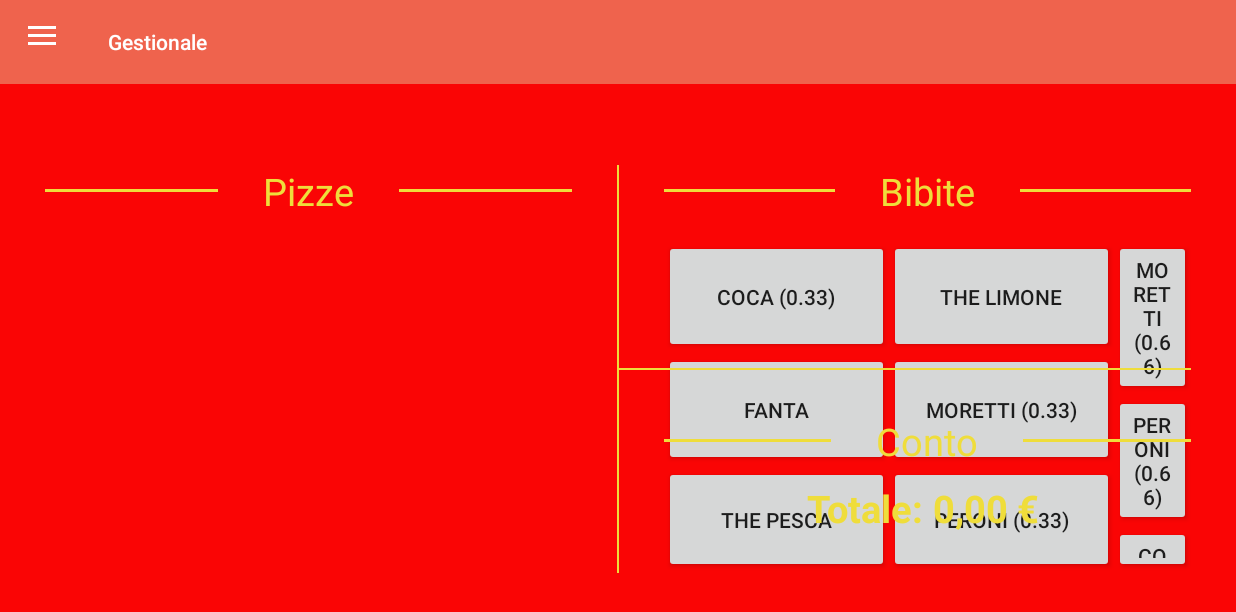
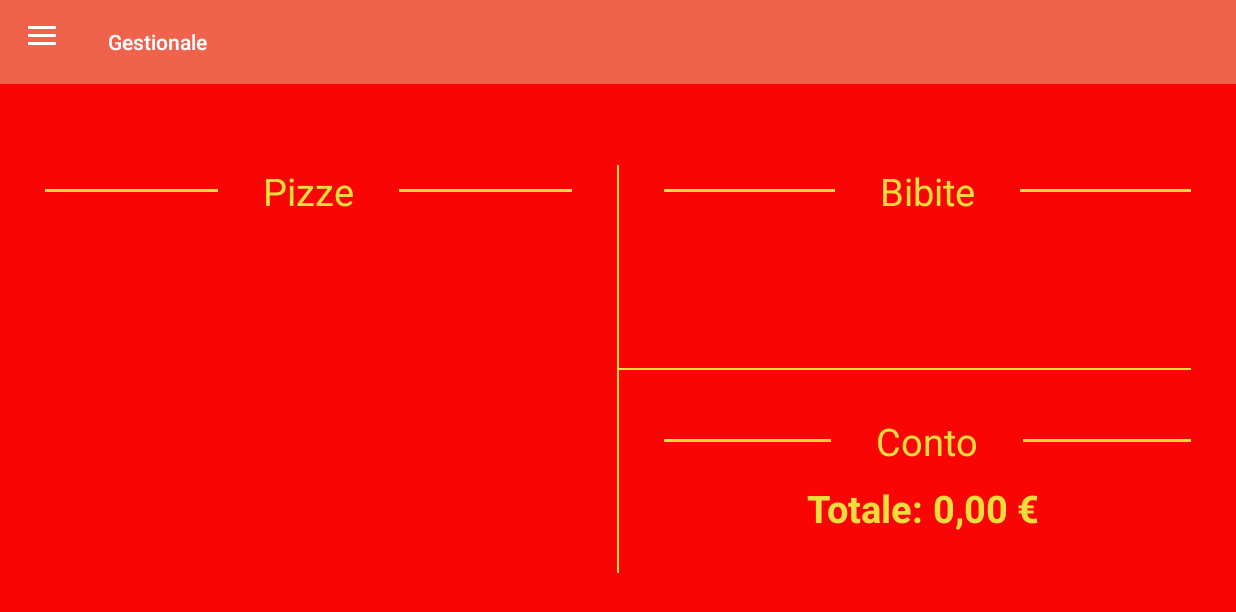
Before and after one commit to davideleone/Pizzeria, an Android app: the screen it shows after launch (MainActivity), after a tap on an icon or button, on a phone screen of 824 x 412 dp (held sideways). Shown: the top 612 px of the screen. Run offline under Robolectric (Android 15) with nearby library versions, the phone set to English and light mode, and no system bars; 2 statements that could not run were skipped; 2 other taps on this screen came first.

Commit message:
New orders design completed;

```diff
--- a/app/src/main/java/app/gestionale/RiepilogoOrdini.java
+++ b/app/src/main/java/app/gestionale/RiepilogoOrdini.java
@@ -492,23 +492,24 @@ public class RiepilogoOrdini extends Fragment {
     }
 
     private RelativeLayout dettaglioPizze(SparseArray<List<HashMap<String, String>>> hashPizze, boolean isTolti, RelativeLayout layoutPizze) {
-        for(int i = 0; i < hashPizze.size(); i++) {
+        for (int i = 0; i < hashPizze.size(); i++) {
             boolean baseLayoutCreata = false;
             List<HashMap<String, String>> listaPizza = hashPizze.valueAt(i);
             Iterator<HashMap<String, String>> itrPizza = listaPizza.iterator();
 
             TextView nomeingredientiAggiunti = new TextView(context);
             TextView nomeingredientiTolti = new TextView(context);
-            while(itrPizza.hasNext()) {
+            while (itrPizza.hasNext()) {
                 HashMap<String, String> valorePizza = itrPizza.next();
                 final String nome = valorePizza.get("nomeprodotto");
                 final float prezzo = Float.parseFloat(valorePizza.get("prezzoprodotto"));
                 final int tipoExtra = Integer.parseInt(valorePizza.get("tipo"));
                 final String nomeExtra = valorePizza.get("nomeextra");
 
-                if(!baseLayoutCreata) {
+                if (!baseLayoutCreata) {
                     RelativeLayout.LayoutParams paramsNome = new RelativeLayout.LayoutParams(RelativeLayout.LayoutParams.WRAP_CONTENT, RelativeLayout.LayoutParams.WRAP_CONTENT);
-                    if (i > 0) paramsNome.addRule(RelativeLayout.BELOW, layoutPizze.getChildAt(layoutPizze.getChildCount() - 1).getId());
+                    if (i > 0)
+                        paramsNome.addRule(RelativeLayout.BELOW, layoutPizze.getChildAt(layoutPizze.getChildCount() - 1).getId());
                     paramsNome.setMargins(30, 30, 0, 0);
 
                     TextView nomePizza = new TextView(context);
@@ -542,7 +543,8 @@ public class RiepilogoOrdini extends Fragment {
 
                     RelativeLayout.LayoutParams paramAggiunti = new RelativeLayout.LayoutParams(ViewGroup.LayoutParams.WRAP_CONTENT, ViewGroup.LayoutParams.WRAP_CONTENT);
                     paramAggiunti.addRule(RelativeLayout.BELOW, nomeingredientiTolti.getId());
-                    if (isTolti) paramAggiunti.addRule(RelativeLayout.ALIGN_START, nomeingredientiTolti.getId());
+                    if (isTolti)
+                        paramAggiunti.addRule(RelativeLayout.ALIGN_START, nomeingredientiTolti.getId());
                     nomeingredientiAggiunti.setText("PIU' ");
                     nomeingredientiAggiunti.setTextAppearance(context, R.style.testoPiccolo);
                     nomeingredientiAggiunti.setMaxEms(20);
@@ -550,7 +552,7 @@ public class RiepilogoOrdini extends Fragment {
                     baseLayoutCreata = true;
                 }
 
-                if(tipoExtra == 1) {
+                if (tipoExtra == 1) {
                     if (itrPizza.hasNext())
                         nomeingredientiAggiunti.setText(nomeingredientiAggiunti.getText() + nomeExtra + ", ");
                     else
@@ -568,95 +570,6 @@ public class RiepilogoOrdini extends Fragment {
         }
         return layoutPizze;
     }
-/**
-        List<HashMap<String, Object>> risultatoQuery2;
-        risultatoQuery2 = DBmanager.selectQuery(EnumQuery.GET_PIZZA_IN_ORDINE.getValore(), idOrdine);
-        Iterator<HashMap<String, Object>> itr2 = risultatoQuery2.iterator();
-        boolean flag = false;
-        int count = 0;
-        while (itr2.hasNext()) {
-            HashMap<String, Object> riga = itr2.next();
-            final String idcolonna = riga.get("id_colonna").toString();
-            final String pizza = riga.get("nomeprodotto").toString();
-            final float prezzo = Float.parseFloat(riga.get("prezzoprodotto").toString());
-
-            RelativeLayout.LayoutParams paramsNome = new RelativeLayout.LayoutParams(RelativeLayout.LayoutParams.WRAP_CONTENT, RelativeLayout.LayoutParams.WRAP_CONTENT);
-            if (count > 0)
-                paramsNome.addRule(RelativeLayout.BELOW, layoutPizze.getChildAt(layoutPizze.getChildCount() - 1).getId());
-            paramsNome.setMargins(30, 30, 0, 0);
-            TextView nomePizza = new TextView(context);
-            nomePizza.setText("- " + pizza);
-            nomePizza.setId(View.generateViewId());
-            nomePizza.setTextAppearance(context, R.style.testoGrande);
-            nomePizza.setLayoutParams(paramsNome);
-
-            layoutPizze.addView(nomePizza);
-/*
-            RelativeLayout.LayoutParams paramsPrezzo = new RelativeLayout.LayoutParams(RelativeLayout.LayoutParams.WRAP_CONTENT, RelativeLayout.LayoutParams.WRAP_CONTENT);
-            paramsPrezzo.addRule(RelativeLayout.END_OF, nomePizza.getId());
-            paramsPrezzo.setMargins(10,0,0,0);
-            TextView prezzoPizza = new TextView(context);
-            prezzoPizza.setText(""+prezzo);
-            prezzoPizza.setId(View.generateViewId());
-            prezzoPizza.setTextAppearance(context, R.style.testoGrande);
-            prezzoPizza.setLayoutParams(paramsPrezzo);
-
-            layoutPizze.addView(prezzoPizza);*//**
-
-            RelativeLayout.LayoutParams paramTolti = new RelativeLayout.LayoutParams(RelativeLayout.LayoutParams.WRAP_CONTENT, RelativeLayout.LayoutParams.WRAP_CONTENT);
-            paramTolti.addRule(RelativeLayout.BELOW, nomePizza.getId());
-            paramTolti.setMargins(40, 0, 0, 0);
-
-            TextView nomeingredientiTolti = new TextView(context);
-            nomeingredientiTolti.setText("NO ");
-            nomeingredientiTolti.setId(View.generateViewId());
-            nomeingredientiTolti.setTextAppearance(context, R.style.testoPiccolo);
-            nomeingredientiTolti.setMaxEms(10);
-            nomeingredientiTolti.setLayoutParams(paramTolti);
-
-            if (!DBmanager.selectQuery(EnumQuery.LISTA_EXTRA_TOLTI.getValore(), idcolonna).isEmpty()) {
-                Iterator<HashMap<String, Object>> itrTolti = DBmanager.selectQuery(EnumQuery.LISTA_EXTRA_TOLTI.getValore(), idcolonna).iterator();
-                while (itrTolti.hasNext()) {
-                    HashMap<String, Object> riga2 = itrTolti.next();
-                    if (itrTolti.hasNext()) {
-                        nomeingredientiTolti.setText(nomeingredientiTolti.getText() + riga2.get("nomeextra").toString() + ", ");
-                    } else {
-                        nomeingredientiTolti.setText(nomeingredientiTolti.getText() + riga2.get("nomeextra").toString() + "");
-                    }
-                }
-                flag = true;
-                layoutPizze.addView(nomeingredientiTolti);
-            }
-
-            RelativeLayout.LayoutParams paramAggiunti = new RelativeLayout.LayoutParams(ViewGroup.LayoutParams.WRAP_CONTENT, ViewGroup.LayoutParams.WRAP_CONTENT);
-            paramAggiunti.setMargins(40, 0, 0, 0);
-            TextView nomeingredientiAggiunti = new TextView(context);
-
-            paramAggiunti.addRule(RelativeLayout.BELOW, layoutPizze.getChildAt(layoutPizze.getChildCount() - 1).getId());
-            if (flag)
-                paramAggiunti.addRule(RelativeLayout.ALIGN_START, nomeingredientiTolti.getId());
-            nomeingredientiAggiunti.setText("PIU' ");
-            nomeingredientiAggiunti.setTextAppearance(context, R.style.testoPiccolo);
-            nomeingredientiAggiunti.setMaxEms(10);
-            nomeingredientiAggiunti.setLayoutParams(paramAggiunti);
-
-            if (!DBmanager.selectQuery(EnumQuery.LISTA_EXTRA_AGGIUNTI.getValore(), idcolonna).isEmpty()) {
-                Iterator<HashMap<String, Object>> itrAggiunti = DBmanager.selectQuery(EnumQuery.LISTA_EXTRA_AGGIUNTI.getValore(), idcolonna).iterator();
-                while (itrAggiunti.hasNext()) {
-                    HashMap<String, Object> riga2 = itrAggiunti.next();
-                    if (itrAggiunti.hasNext()) {
-                        nomeingredientiAggiunti.setText(nomeingredientiAggiunti.getText() + riga2.get("nomeextra").toString() + ", ");
-                    } else {
-                        nomeingredientiAggiunti.setText(nomeingredientiAggiunti.getText() + riga2.get("nomeextra").toString() + "");
-                    }
-                }
-                layoutPizze.addView(nomeingredientiAggiunti);
-            }
-            count++;
-        }
-
-        return layoutPizze;
-    }*/
 
     private TextView makeTableRowWithText(String text, int resource) {
         recyclableTextView = new TextView(context);
--- a/app/src/main/res/drawable/table_bottom_style.xml
+++ b/app/src/main/res/drawable/table_bottom_style.xml
@@ -18,15 +18,13 @@
         <shape android:shape="rectangle" >
             <stroke
                 android:width="1.5dp"
-                android:color="#E81212" />
+                android:color="@color/giallo" />
 
             <solid android:color="#00FFFFFF" />
 
             <padding
-                android:top="10dp"
                 android:bottom="10dp"
-                android:left="10dp"
-                android:right="10dp"/>
+                android:top="10dp" />
 
         </shape>
     </item>
--- a/app/src/main/res/layout/activity_nuovo_ordine.xml
+++ b/app/src/main/res/layout/activity_nuovo_ordine.xml
@@ -137,95 +137,12 @@
         </RelativeLayout>
 
         <RelativeLayout
+            android:id="@+id/layoutBottoniBibite"
             android:layout_width="wrap_content"
             android:layout_height="wrap_content"
             android:layout_below="@id/intestazioniBibite"
             android:layout_centerHorizontal="true"
             android:layout_marginTop="15dp">
-
-            <Button
-                android:id="@+id/coca_latt"
-                android:layout_width="wrap_content"
-                android:layout_height="wrap_content"
-                android:minHeight="75dp"
-                android:minWidth="150dp"
-                android:text="Coca (0.33)" />
-
-            <Button
-                android:id="@+id/fanta"
-                android:layout_width="wrap_content"
-                android:layout_height="wrap_content"
-                android:layout_below="@id/coca_latt"
-                android:minHeight="75dp"
-                android:minWidth="150dp"
-                android:text="Fanta" />
-
-            <Button
-                android:id="@+id/the_pesca"
-                android:layout_width="wrap_content"
-                android:layout_height="wrap_content"
-                android:layout_below="@id/fanta"
-                android:minHeight="75dp"
-                android:minWidth="150dp"
-                android:text="The Pesca" />
-
-            <Button
-                android:id="@+id/the_limone"
-                android:layout_width="wrap_content"
-                android:layout_height="wrap_content"
-                android:layout_toEndOf="@id/coca_latt"
-                android:minHeight="75dp"
-                android:minWidth="150dp"
-                android:text="The Limone" />
-
-            <Button
-                android:id="@+id/moretti_33"
-                android:layout_width="wrap_content"
-                android:layout_height="wrap_content"
-                android:layout_below="@id/the_limone"
-                android:layout_toEndOf="@id/coca_latt"
-                android:minHeight="75dp"
-                android:minWidth="150dp"
-                android:text="Moretti (0.33)" />
-
-            <Button
-                android:id="@+id/peroni_33"
-                android:layout_width="wrap_content"
-                android:layout_height="wrap_content"
-                android:layout_below="@id/moretti_33"
-                android:layout_toEndOf="@id/coca_latt"
-                android:minHeight="75dp"
-                android:minWidth="150dp"
-                android:text="Peroni (0.33)" />
-
-            <Button
-                android:id="@+id/moretti_66"
-                android:layout_width="wrap_content"
-                android:layout_height="wrap_content"
-                android:layout_toEndOf="@id/the_limone"
-                android:minHeight="75dp"
-                android:minWidth="150dp"
-                android:text="Moretti (0.66)" />
-
-            <Button
-                android:id="@+id/peroni_66"
-                android:layout_width="wrap_content"
-                android:layout_height="wrap_content"
-                android:layout_below="@id/moretti_66"
-                android:layout_toEndOf="@id/the_limone"
-                android:minHeight="75dp"
-                android:minWidth="150dp"
-                android:text="Peroni (0.66)" />
-
-            <Button
-                android:id="@+id/coca_bott"
-                android:layout_width="wrap_content"
-                android:layout_height="wrap_content"
-                android:layout_below="@id/peroni_66"
-                android:layout_toEndOf="@id/the_limone"
-                android:minHeight="75dp"
-                android:minWidth="150dp"
-                android:text="Coca (1.5)" />
         </RelativeLayout>
 
     </RelativeLayout>
@@ -301,56 +218,12 @@
 
 
         <RelativeLayout
+            android:id="@+id/layoutBottoniGastronomia"
             android:layout_width="wrap_content"
             android:layout_height="wrap_content"
             android:layout_below="@id/intestazioniGastronomia"
             android:layout_centerHorizontal="true"
             android:layout_marginTop="15dp">
-
-            <Button
-                android:id="@+id/arancino"
-                android:layout_width="wrap_content"
-                android:layout_height="wrap_content"
-                android:minHeight="75dp"
-                android:minWidth="150dp"
-                android:text="Arancino" />
-
-            <Button
-                android:id="@+id/panz_prosciutto"
-                android:layout_width="wrap_content"
-                android:layout_height="wrap_content"
-                android:layout_below="@id/arancino"
-                android:minHeight="75dp"
-                android:minWidth="150dp"
-                android:text="Panz. Prosc." />
-
-            <Button
-                android:id="@+id/panz_no_prosciutto"
-                android:layout_width="wrap_content"
-                android:layout_height="wrap_content"
-                android:layout_toEndOf="@id/panz_prosciutto"
-                android:minHeight="75dp"
-                android:minWidth="150dp"
-                android:text="Panz. No Prosc." />
-
-            <Button
-                android:id="@+id/panuozzo"
-                android:layout_width="wrap_content"
-                android:layout_height="wrap_content"
-                android:layout_toEndOf="@id/panz_no_prosciutto"
-                android:minHeight="75dp"
-                android:minWidth="150dp"
-                android:text="Panuozzo" />
-
-            <Button
-                android:id="@+id/panuozzo_xxl"
-                android:layout_width="wrap_content"
-                android:layout_height="wrap_content"
-                android:layout_below="@id/panuozzo"
-                android:layout_toEndOf="@id/arancino"
-                android:minHeight="75dp"
-                android:minWidth="150dp"
-                android:text="Panuozzo Xxl" />
 
 
         </RelativeLayout>
@@ -448,8 +321,36 @@
                 android:layout_marginTop="15dp"
                 android:gravity="center_horizontal">
 
+                <RelativeLayout
+                    android:id="@+id/riassuntoOrdinePizze"
+                    android:layout_width="wrap_content"
+                    android:layout_height="wrap_content"
+                    android:gravity="center_horizontal">
+
+                </RelativeLayout>
+
+                <RelativeLayout
+                    android:id="@+id/riassuntoOrdineGastronomia"
+                    android:layout_width="wrap_content"
+                    android:layout_height="wrap_content"
+                    android:layout_below="@id/riassuntoOrdinePizze"
+                    android:gravity="center_horizontal">
+
+                </RelativeLayout>
+
+                <RelativeLayout
+                    android:id="@+id/riassuntoOrdineBibite"
+                    android:layout_width="wrap_content"
+                    android:layout_height="wrap_content"
+                    android:layout_below="@id/riassuntoOrdineGastronomia"
+                    android:gravity="center_horizontal">
+
+                </RelativeLayout>
+
 
             </RelativeLayout>
+
+
         </ScrollView>
 
 
```
Also changed, not shown: app/src/main/java/app/gestionale/NuovoOrdine.java (+133 -45 lines).
